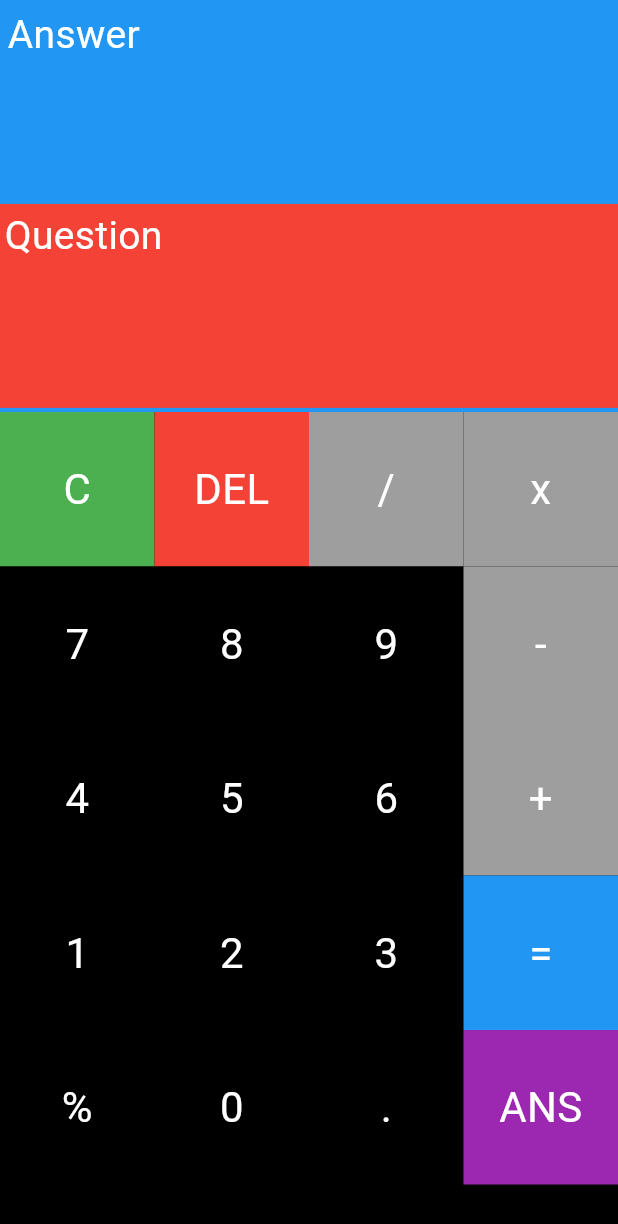
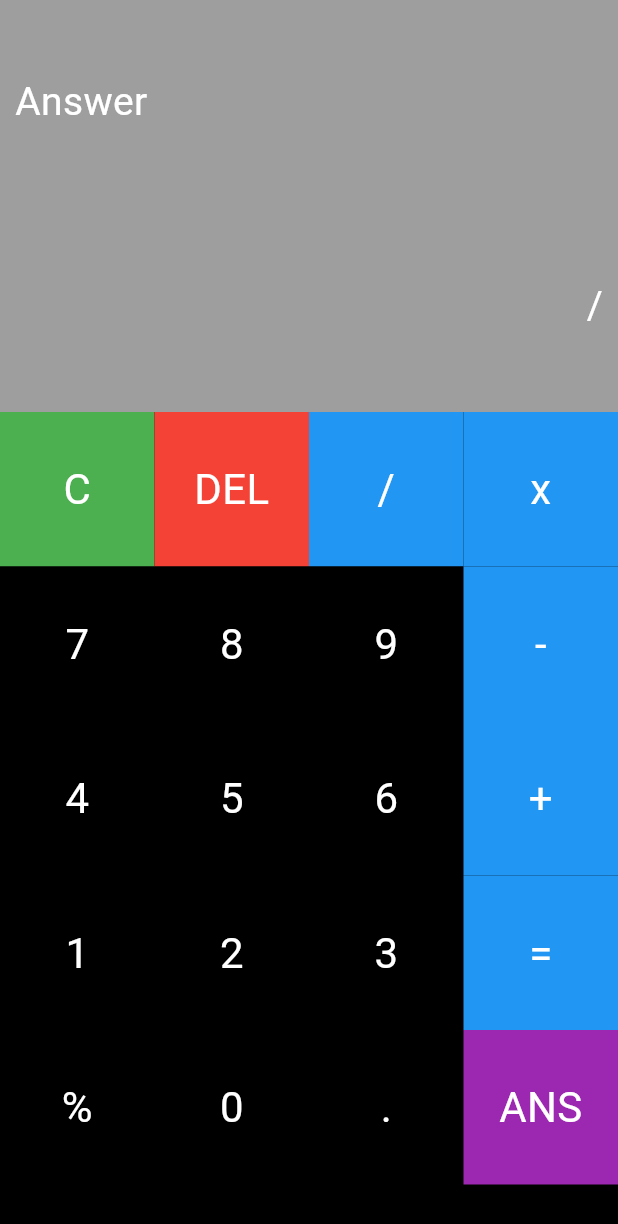
Before and after one commit to Cold-Thunder/flutter_calculator, a Flutter app: the screen it shows after launch, after a tap on an icon or button, on a phone screen of 412 x 824 dp. Shown: the top 1224 px of the screen. Run offline on Flutter 3.47's test engine with Material 3 defaults, Android fonts, the phone set to English and light mode, and no system bars; our stand-ins replace math_expressions; missing offline and left inert: dart:ffi.

Commit message:
flutter calculator is completed

```diff
--- a/lib/activites/home_page.dart
+++ b/lib/activites/home_page.dart
@@ -3,6 +3,7 @@ import 'dart:ffi';
 import 'package:calculator/widgets/buttons.dart';
 import 'package:flutter/cupertino.dart';
 import 'package:flutter/material.dart';
+import 'package:math_expressions/math_expressions.dart';
 
 class HomePage extends StatefulWidget{
   @override
@@ -16,9 +17,33 @@ List char = [
   '%',0,'.', 'ANS'
 ];
 class _HomePage extends State<HomePage>{
+  var ansVal = '';
+  var questVal = '';
+  quest(val){
+    setState((){
+      questVal += val;
+    });
+  }
+  delFunc(){
+    setState((){
+      questVal = questVal.substring(0, questVal.length-1);
+    });
+  }
+  cButton(){
+    setState((){
+      questVal = '';
+    });
+  }
+  equalBtn(){
+    String finalQuest = questVal;
+    finalQuest = finalQuest.replaceAll('x', '*');
 
-  quest(val){
-    print(val);
+    Parser p = Parser();
+    Expression exp = p.parse(finalQuest);
+    ContextModel cm = ContextModel();
+    double eval = exp.evaluate(EvaluationType.REAL, cm);
+
+    ansVal = eval.toString();
   }
   @override
   Widget build(BuildContext context){
@@ -30,14 +55,15 @@ class _HomePage extends State<HomePage>{
             Expanded(
               flex: 1,
               child: Container(
-                color: Colors.blue,
+                color: Colors.grey,
                 child: Column(
                   children: [
                     Container(
                       width: double.infinity,
-                      padding: EdgeInsets.all(5),
+                      padding: EdgeInsets.all(10),
                       height: hei*0.33,
-                      child: Text('Answer', style: TextStyle(
+                      alignment: Alignment.centerLeft,
+                      child: Text(ansVal != '' ? ansVal : 'Answer', style: TextStyle(
                         fontSize: 26,
                         color: Colors.white
                       ))
@@ -45,12 +71,15 @@ class _HomePage extends State<HomePage>{
                     Container(
                       width: double.infinity,
                       height: hei*0.33,
-                      padding: EdgeInsets.all(3),
-                      color: Colors.red,
-                      child: Text('Question', style: TextStyle(
+                      padding: EdgeInsets.all(10),
+                      alignment: Alignment.centerRight,
+                      child: Text(questVal != '' ? questVal : 'Question', style: TextStyle(
                         fontSize: 26,
-                        color: Colors.white
-                      ))
+                        color: Colors.white,
+                      ),
+                        textDirection: TextDirection.ltr,
+                        maxLines: 1
+                      ),
                     )
                   ]
                 )
@@ -69,14 +98,14 @@ class _HomePage extends State<HomePage>{
                   itemCount: char.length,
                   itemBuilder: (context, index){
                     if(char[index].toString() == 'C'){
-                      return Buttons(name: char[index].toString(), func: quest, bgClr: Colors.green);
-                    }else if(char[index].toString() == 'DEL'){
-                      return Buttons(name: char[index].toString(), func: quest, bgClr: Colors.red);
+                      return Buttons(name: char[index].toString(), func: cButton, bgClr: Colors.green);
+                    }else if(char[index] == 'DEL'){
+                      return Buttons(name: char[index].toString(), func: delFunc, bgClr: Colors.red);
                     }
                     else if(char[index].toString() == '+' || char[index].toString() == '-' || char[index].toString() == 'x' || char[index].toString() == '/'){
-                      return Buttons(name: char[index].toString(), func: quest, bgClr: Colors.grey.shade500);
+                      return Buttons(name: char[index].toString(), func: quest, bgClr: Colors.blue.shade500);
                     }else if(char[index].toString() == '='){
-                      return Buttons(name: char[index].toString(), func: quest, bgClr: Colors.blue.shade500);
+                      return Buttons(name: char[index].toString(), func: equalBtn, bgClr: Colors.blue.shade500);
                     }else if(char[index].toString() == 'ANS'){
                       return Buttons(name: char[index].toString(), func: quest, bgClr: Colors.purple);
                     } else{
--- a/lib/main.dart
+++ b/lib/main.dart
@@ -1,4 +1,5 @@
 import 'package:flutter/material.dart';
+import 'package:flutter/cupertino.dart';
 import 'package:calculator/activites/home_page.dart';
 
 void main() {
--- a/lib/widgets/buttons.dart
+++ b/lib/widgets/buttons.dart
@@ -16,7 +16,11 @@ class Buttons extends StatelessWidget{
         child: SizedBox.expand(
         child: InkWell(
         onTap: (){
-          func(name);
+          if(name == 'DEL' || name == 'C' || name == '=' || name == 'ANS'){
+            func();
+          }else{
+            func(name);
+          }
         },
             splashColor: Colors.red,
         child: Container(
--- a/pubspec.yaml
+++ b/pubspec.yaml
@@ -35,6 +35,7 @@ dependencies:
   # The following adds the Cupertino Icons font to your application.
   # Use with the CupertinoIcons class for iOS style icons.
   cupertino_icons: ^1.0.6
+  math_expressions: ^2.5.0
 
 dev_dependencies:
   flutter_test:
```
Also changed, not shown: pubspec.lock.
